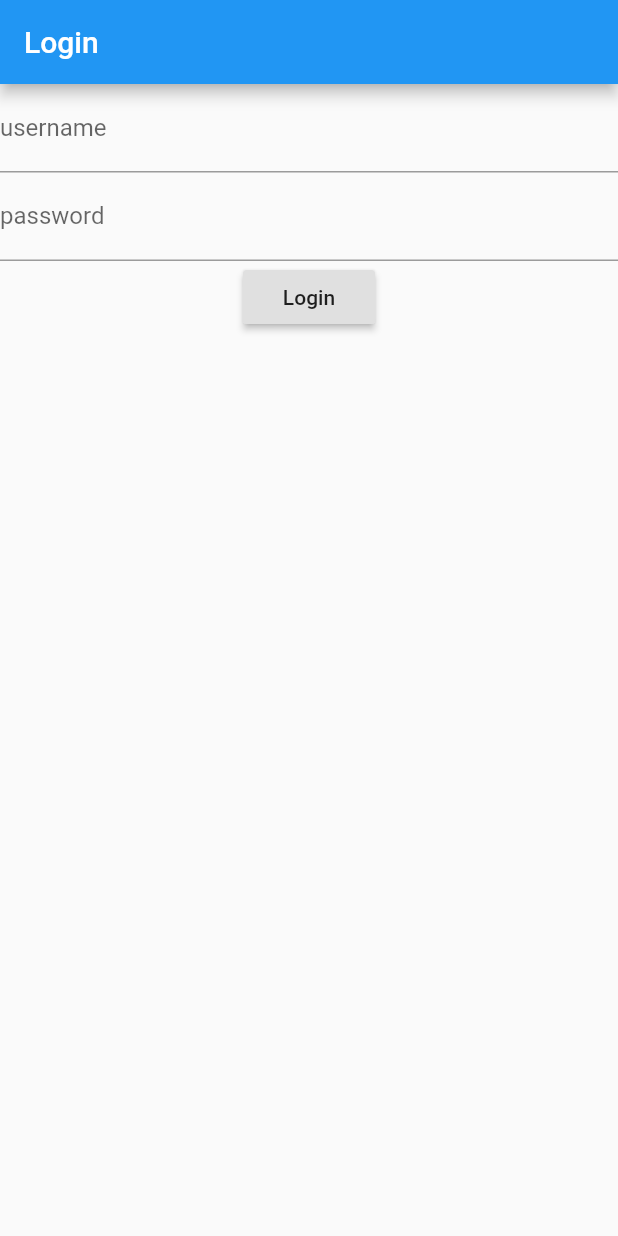
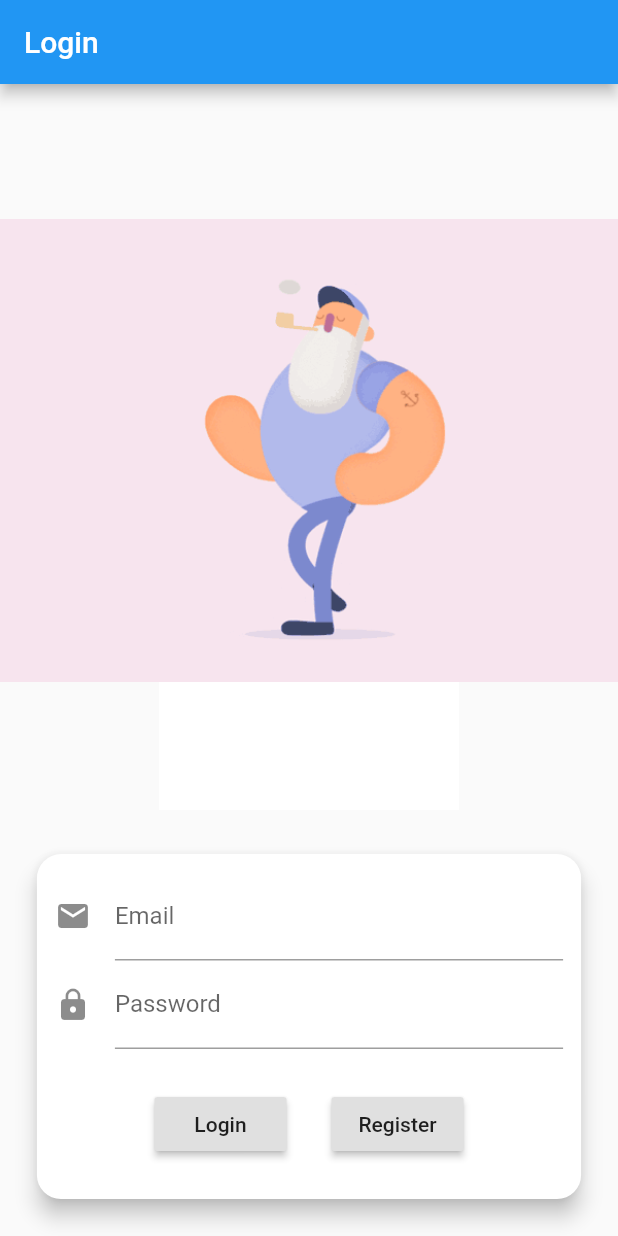
Before and after one commit to wogus3602/Login-Logout-Flutter-, a Flutter app: the screen it shows after launch, on a phone screen of 412 x 824 dp. Run offline on Flutter 3.47's test engine with Material 2 defaults, Android fonts, the phone set to English and light mode, and no system bars; our stand-ins replace bloc, equatable, flutter_bloc, shared_preferences.

Commit message:
ADD login page, logout page

```diff
--- a/lib/authentication/authentication_state.dart
+++ b/lib/authentication/authentication_state.dart
@@ -20,6 +20,8 @@ class Authenticated extends AuthenticationState {
   String toString() => 'Authenticated { displayName: $displayName }';
 }
 
-class Unauthenticated extends AuthenticationState {}
+class Unauthenticated extends AuthenticationState {
+
+}
 
 class AuthenticationLoading extends AuthenticationState {}
--- a/lib/main.dart
+++ b/lib/main.dart
@@ -58,9 +58,6 @@ class App extends StatelessWidget {
           if (state is Unauthenticated) {
             return LoginPage(userRepository: userRepository);
           }
-//          if (state is AuthenticationLoading) {
-//            return LoadingIndicator();
-//          }
           return SplashPage();
         },
       ),
--- a/lib/page/home/home_page.dart
+++ b/lib/page/home/home_page.dart
@@ -10,7 +10,12 @@ class HomePage extends StatelessWidget {
       appBar: AppBar(
         title: Text('Home'),
       ),
-      body: Container(
+      body: BlocBuilder<AuthenticationBloc, AuthenticationState>(
+        builder: (context, state) {
+          return Column(
+            mainAxisAlignment: MainAxisAlignment.center,
+            children: <Widget>[
+              Container(
                 child: Center(
                     child: RaisedButton(
                   child: Text('logout'),
@@ -20,6 +25,12 @@ class HomePage extends StatelessWidget {
                 ),
                 ),
               ),
+              Text(state.props[0]),
+              Text("앱을 껐다 켜도 자동로그인 입니다."),
+            ],
+          );
+        }
+      ),
     );
   }
 }
--- a/lib/page/login/login_bloc.dart
+++ b/lib/page/login/login_bloc.dart
@@ -1,5 +1,6 @@
 import 'dart:async';
 import 'package:flutter_app/authentication/authentication.dart';
+import 'package:flutter_app/validator.dart';
 import 'package:meta/meta.dart';
 import 'package:bloc/bloc.dart';
 import '../../user_repository.dart';
@@ -7,6 +8,8 @@ import 'login.dart';
 class LoginBloc extends Bloc<LoginEvent, LoginState> {
   final UserRepository userRepository;
   final AuthenticationBloc authenticationBloc;
+
+
 
   LoginBloc({
     @required this.userRepository,
@@ -36,4 +39,5 @@ class LoginBloc extends Bloc<LoginEvent, LoginState> {
       }
     }
   }
+
 }
--- a/lib/page/login/login_form.dart
+++ b/lib/page/login/login_form.dart
@@ -1,8 +1,15 @@
 import 'package:flutter/material.dart';
+import 'package:flutter_app/user_repository.dart';
 import 'package:flutter_bloc/flutter_bloc.dart';
+import 'register.dart';
 import 'login.dart';
 
 class LoginForm extends StatefulWidget {
+//  final UserRepository _userRepository;
+//  LoginForm({Key key, @required UserRepository userRepository})
+//      : assert(userRepository != null),
+//        _userRepository = userRepository,
+//        super(key: key);
   @override
   State<LoginForm> createState() => _LoginFormState();
 }
@@ -11,9 +18,11 @@ class _LoginFormState extends State<LoginForm> {
   final _usernameController = TextEditingController();
   final _passwordController = TextEditingController();
 
+  //UserRepository get _userRepository => widget._userRepository;
 
   @override
   Widget build(BuildContext context) {
+    final Size size = MediaQuery.of(context).size;
     _onLoginButtonPressed() {
       BlocProvider.of<LoginBloc>(context).add(
         LoginButtonPressed(
@@ -36,28 +45,83 @@ class _LoginFormState extends State<LoginForm> {
       },
       child: BlocBuilder<LoginBloc, LoginState>(
         builder: (context, state) {
-          return Form(
+          return Scaffold(
+            body: Stack(
+              alignment: Alignment.center,
+              children: <Widget>[
+                Container(
+                  width: 200,
+                  height: 200,
+                  color: Colors.white,
+                ),
+               Column(
+                 crossAxisAlignment: CrossAxisAlignment.center,
+                 mainAxisAlignment: MainAxisAlignment.end,
+                 children: <Widget>[
+                   Expanded(
+                     child :
+                    Image.asset("image/image.gif"),
+                   ),
+                   Stack(
+                     children: <Widget>[
+                       Padding(
+                         padding: EdgeInsets.all(size.width*0.05),
+                         child: Card(
+                           shape: RoundedRectangleBorder(
+                             borderRadius: BorderRadius.circular(16)
+                           ),
+                           elevation: 6,
+                           child: Padding(
+                             padding: const EdgeInsets.only(left:12.0, right: 12, top:12),
+                             child: Form(
                                child: Column(
-              children: [
+                                 children: <Widget>[
                                    TextFormField(
-                  decoration: InputDecoration(labelText: 'username'),
+                                     decoration: InputDecoration(
+                                       icon: Icon(Icons.email),
+                                       labelText: 'Email',
+                                     ),
                                      controller: _usernameController,
                                    ),
                                    TextFormField(
-                  decoration: InputDecoration(labelText: 'password'),
+                                     decoration: InputDecoration(
+                                       icon: Icon(Icons.lock),
+                                       labelText: 'Password',
+                                     ),
                                      controller: _passwordController,
                                      obscureText: true,
                                    ),
+                                   Row(
+
+                                     mainAxisAlignment: MainAxisAlignment.center,
+                                     children: <Widget>[
+                                       Padding(padding: EdgeInsets.only(top: 100)),
                                        RaisedButton(
-                  onPressed:
-                      state is! LoginLoading ? _onLoginButtonPressed : null,
+                                         onPressed: state is! LoginLoading
+                                             ? _onLoginButtonPressed
+                                             : null,
                                          child: Text('Login'),
                                        ),
+                                       Padding(padding: EdgeInsets.only(right: 30)),
+                                       Register(),
+                                     ],
+                                   ),
+
                                    Container(
                                      child: state is LoginLoading
                                          ? CircularProgressIndicator()
                                          : null,
                                    ),
+                                 ],
+                               ),
+                             ),
+                           ),
+                         ),
+                       )
+                     ],
+                   ),
+                 ],
+               )
               ],
             ),
           );
--- a/lib/page/login/login_state.dart
+++ b/lib/page/login/login_state.dart
@@ -1,4 +1,3 @@
-import 'package:meta/meta.dart';
 import 'package:equatable/equatable.dart';
 
 abstract class LoginState extends Equatable {
@@ -12,4 +11,6 @@ class LoginInitial extends LoginState {}
 
 class LoginLoading extends LoginState {}
 
-class LoginFailure extends LoginState {}
+class LoginFailure extends LoginState {
+
+}
--- /dev/null
+++ b/lib/page/login/register.dart
@@ -0,0 +1,24 @@
+import 'package:flutter/material.dart';
+import 'package:flutter_app/user_repository.dart';
+
+import '../register_page.dart';
+
+
+class Register extends StatelessWidget {
+
+  @override
+  Widget build(BuildContext context) {
+    return RaisedButton(
+      child: Text(
+        'Register',
+      ),
+      onPressed: () {
+        Navigator.of(context).push(
+          MaterialPageRoute(builder: (context) {
+            return RegisterPage();
+          }),
+        );
+      },
+    );
+  }
+}
--- a/lib/user_repository.dart
+++ b/lib/user_repository.dart
@@ -54,6 +54,12 @@ class UserRepository {
     return false;
   }
   Future<String> getUser() async {
-    return "wowowowowo";
+    prefs = await SharedPreferences.getInstance();
+    String token = prefs.getString('token');
+    final response = await http
+        .get(USER_URL, headers: {"X-AUTH-TOKEN" : token});
+    dejson = json.decode(response.body);
+    var list = dejson['data'];
+    return list['uid'];
   }
 }
--- a/pubspec.yaml
+++ b/pubspec.yaml
@@ -27,6 +27,9 @@ dependencies:
   flutter_bloc: ^0.22.1
   shared_preferences:
   flutter_local_notifications:
+
+
+
 dev_dependencies:
   flutter_test:
     sdk: flutter
@@ -42,7 +45,8 @@ flutter:
   # included with your application, so that you can use the icons in
   # the material Icons class.
   uses-material-design: true
-
+  assets:
+  - image/image.gif
   # To add assets to your application, add an assets section, like this:
   # assets:
   #  - images/a_dot_burr.jpeg
```
Also changed, not shown: image/image.gif (added). Lines whose indentation alone changed are shown as unchanged.
